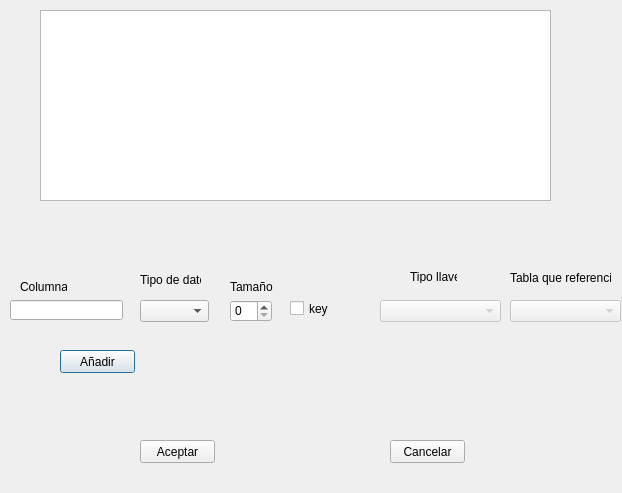
Old version of the form interfaces/insertar_tabla.ui in the repository EMACC99/distributed-database-exersice.
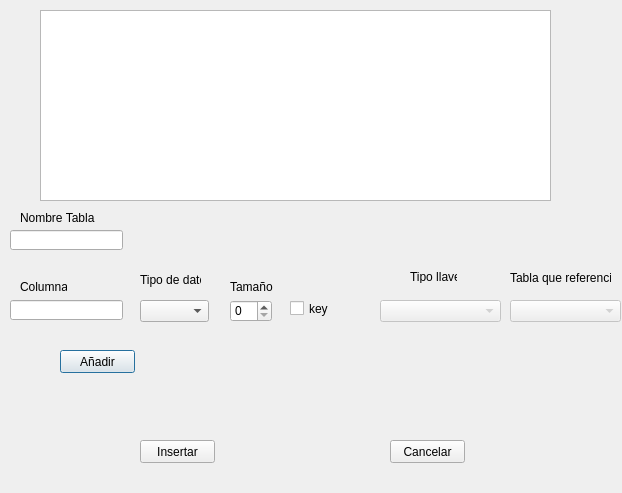
New version of the form.

Commit message: Finished UI for new table

```diff
--- a/interfaces/insertar_tabla.ui
+++ b/interfaces/insertar_tabla.ui
@@ -39,7 +39,7 @@
     </rect>
    </property>
    <property name="text">
-    <string>Aceptar</string>
+    <string>Insertar</string>
    </property>
   </widget>
   <widget class="QPushButton" name="pushButton_3">
@@ -199,6 +199,29 @@
     <string>Tabla que referencia</string>
    </property>
   </widget>
+  <widget class="QLineEdit" name="tableName">
+   <property name="geometry">
+    <rect>
+     <x>10</x>
+     <y>230</y>
+     <width>113</width>
+     <height>20</height>
+    </rect>
+   </property>
+  </widget>
+  <widget class="QLabel" name="label_6">
+   <property name="geometry">
+    <rect>
+     <x>20</x>
+     <y>210</y>
+     <width>81</width>
+     <height>16</height>
+    </rect>
+   </property>
+   <property name="text">
+    <string>Nombre Tabla</string>
+   </property>
+  </widget>
  </widget>
  <resources/>
  <connections/>
```
The commit also changes 3 other files.
